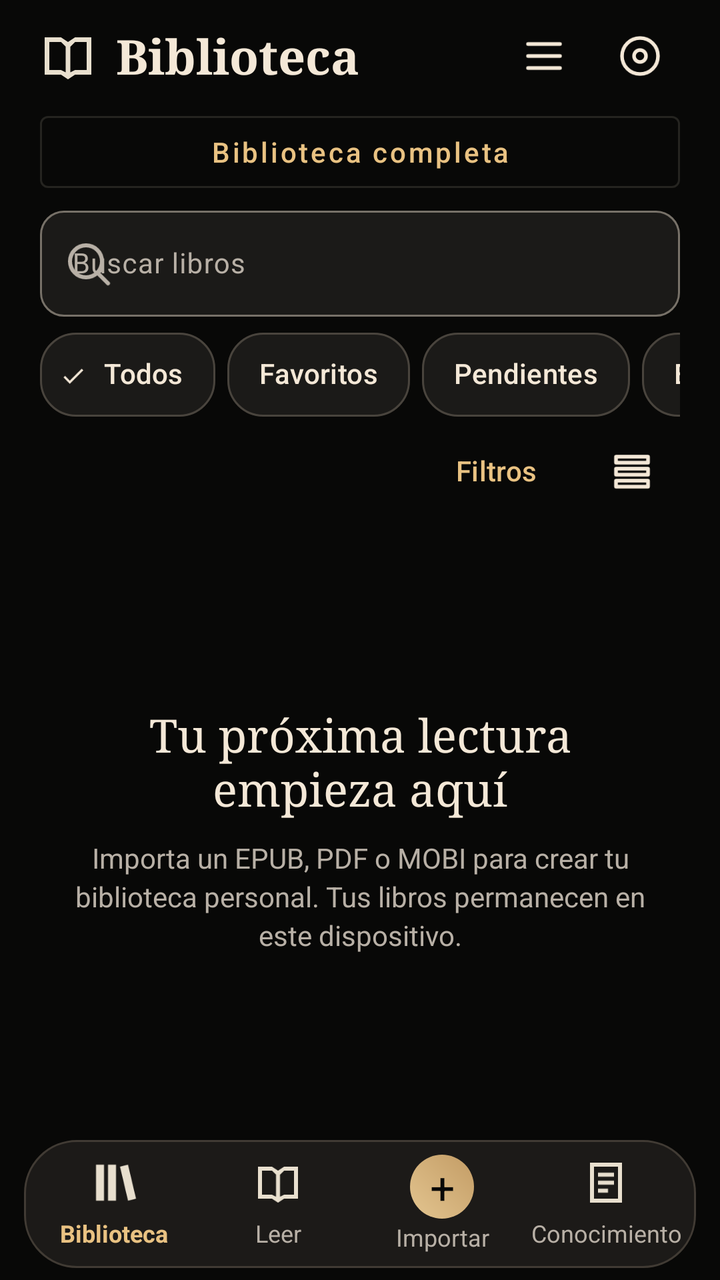
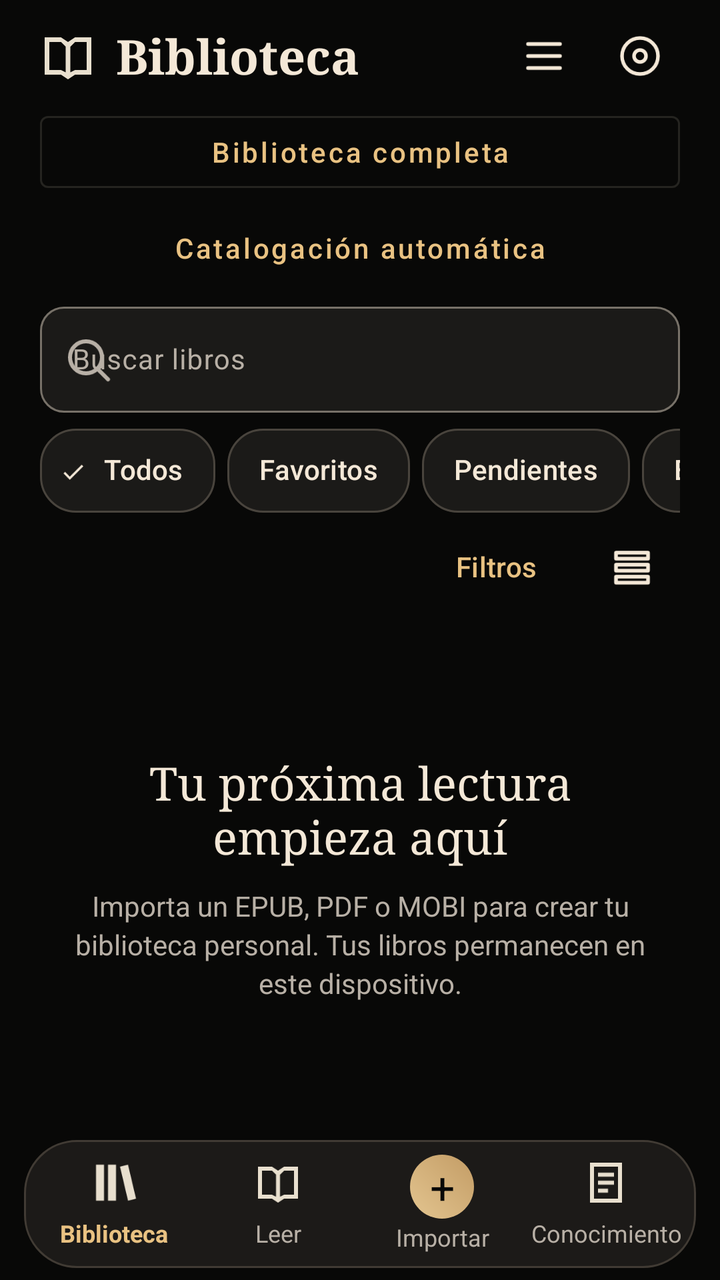

Compare the two renders of this Android layout. The source of the first and the diff that turns it into the second are given below.
<!-- AndroidManifest.xml: application theme Theme.BibliotecaIA -->
<!-- res/layout/activity_main.xml -->
<?xml version="1.0" encoding="utf-8"?>
<LinearLayout xmlns:android="http://schemas.android.com/apk/res/android"
    xmlns:app="http://schemas.android.com/apk/res-auto"
    android:layout_width="match_parent" android:layout_height="match_parent"
    android:background="@color/bia_background" android:orientation="vertical"
    android:paddingTop="4dp">

    
    <LinearLayout android:id="@+id/bookSelectionBar" android:layout_width="match_parent"
        android:layout_height="wrap_content" android:minHeight="48dp" android:orientation="horizontal"
        android:gravity="center_vertical" android:paddingStart="8dp" android:paddingEnd="12dp"
        android:visibility="gone">
        <com.google.android.material.button.MaterialButton android:id="@+id/btnClearBookSelection"
            style="@style/Widget.Material3.Button.TextButton" android:layout_width="wrap_content"
            android:layout_height="wrap_content" android:minHeight="48dp" android:text="Cerrar"
            android:textAllCaps="false" android:contentDescription="Cerrar selección"/>
        <TextView android:id="@+id/txtSelectedBooks" android:layout_width="0dp"
            android:layout_height="wrap_content" android:layout_weight="1"
            android:textSize="16sp" android:textStyle="bold" android:textColor="@color/bia_text"
            android:accessibilityLiveRegion="polite" android:gravity="center_vertical"/>
        <com.google.android.material.button.MaterialButton android:id="@+id/btnSelectAllBooks"
            style="@style/Widget.Material3.Button.TextButton" android:layout_width="wrap_content"
            android:layout_height="wrap_content" android:minHeight="48dp" android:text="Todos"
            android:textAllCaps="false" android:contentDescription="Seleccionar todos los resultados"/>
    </LinearLayout>

    
    <LinearLayout android:id="@+id/libraryNormalHeader" android:layout_width="match_parent" android:layout_height="48dp"
        android:paddingStart="20dp" android:paddingEnd="16dp"
        android:gravity="center_vertical" android:orientation="horizontal">
        <ImageView android:layout_width="28dp" android:layout_height="28dp"
            android:src="@drawable/ic_read" android:contentDescription="@null"/>
        
        <TextView android:id="@+id/txtTitle"
            android:layout_width="0dp" android:layout_height="wrap_content"
            android:layout_weight="1" android:layout_marginStart="10dp"
            android:text="@string/library_title" android:fontFamily="serif"
            android:textStyle="bold" android:textSize="24sp" android:textColor="@color/bia_text"
            android:maxLines="1" android:ellipsize="end"
            android:accessibilityHeading="true"/>
        <ImageButton android:id="@+id/btnOrganize" android:layout_width="48dp"
            android:layout_height="48dp" android:padding="12dp"
            android:src="@drawable/ic_ux_organize" android:scaleType="fitCenter"
            android:background="?attr/selectableItemBackgroundBorderless"
            android:contentDescription="@string/bia_ux_organize_a11y"/>
        <ImageButton android:id="@+id/btnSettings" android:layout_width="48dp"
            android:layout_height="48dp" android:padding="12dp"
            android:src="@drawable/ic_ux_settings" android:scaleType="fitCenter"
            android:background="?attr/selectableItemBackgroundBorderless"
            android:contentDescription="@string/action_settings"/>
    </LinearLayout>

    <LinearLayout android:layout_width="match_parent" android:layout_height="wrap_content"
        android:orientation="vertical" android:paddingStart="20dp" android:paddingEnd="20dp">
        <LinearLayout android:id="@+id/libraryQuickActions" android:layout_width="match_parent"
            android:layout_height="wrap_content" android:orientation="vertical">
        
        <com.google.android.material.card.MaterialCardView
            android:id="@+id/recentBookCard"
            android:layout_width="match_parent"
            android:layout_height="wrap_content"
            android:minHeight="56dp"
            android:layout_marginTop="2dp"
            android:layout_marginBottom="7dp"
            android:visibility="gone"
            android:clickable="true"
            android:focusable="true"
            app:cardCornerRadius="13dp"
            app:cardElevation="0dp"
            app:cardBackgroundColor="@color/bia_surface"
            app:strokeColor="@color/bia_outline"
            app:strokeWidth="1dp">
            <LinearLayout
                android:layout_width="match_parent"
                android:layout_height="wrap_content"
                android:orientation="horizontal"
                android:gravity="center_vertical"
                android:paddingStart="9dp"
                android:paddingEnd="6dp"
                android:paddingTop="6dp"
                android:paddingBottom="6dp"
                android:importantForAccessibility="noHideDescendants">
                <FrameLayout
                    android:id="@+id/recentCoverThumb"
                    android:layout_width="32dp"
                    android:layout_height="44dp"
                    android:background="@drawable/bg_premium_cover">
                    <TextView
                        android:id="@+id/txtRecentCoverFallback"
                        android:layout_width="match_parent"
                        android:layout_height="match_parent"
                        android:gravity="center"
                        android:padding="3dp"
                        android:maxLines="3"
                        android:ellipsize="end"
                        android:fontFamily="serif"
                        android:textColor="@color/bia_text"
                        android:textSize="8sp"/>
                    <ImageView
                        android:id="@+id/imgRecentCover"
                        android:layout_width="match_parent"
                        android:layout_height="match_parent"
                        android:scaleType="fitCenter"
                        android:contentDescription="@null"/>
                </FrameLayout>
                <LinearLayout
                    android:layout_width="0dp"
                    android:layout_height="wrap_content"
                    android:layout_weight="1"
                    android:layout_marginStart="11dp"
                    android:orientation="vertical">
                    <TextView
                        android:layout_width="match_parent"
                        android:layout_height="wrap_content"
                        android:text="@string/bia_ux_continue"
                        android:textColor="@color/bia_accent"
                        android:textSize="9sp"
                        android:letterSpacing="0.08"/>
                    <TextView
                        android:id="@+id/txtRecentBook"
                        android:layout_width="match_parent"
                        android:layout_height="wrap_content"
                        android:layout_marginTop="2dp"
                        android:maxLines="1"
                        android:ellipsize="end"
                        android:textSize="14sp"
                        android:textStyle="bold"
                        android:textColor="@color/bia_text"/>
                    <TextView
                        android:id="@+id/txtRecentProgress"
                        android:layout_width="match_parent"
                        android:layout_height="wrap_content"
                        android:layout_marginTop="2dp"
                        android:textSize="10sp"
                        android:textColor="@color/bia_text_secondary"/>
                    <com.google.android.material.progressindicator.LinearProgressIndicator
                        android:id="@+id/recentProgress"
                        android:layout_width="match_parent"
                        android:layout_height="wrap_content"
                        android:layout_marginTop="3dp"
                        android:max="100"
                        app:trackThickness="2dp"
                        app:indicatorColor="@color/bia_accent"
                        app:trackColor="@color/bia_outline"/>
                </LinearLayout>
                <TextView
                    android:layout_width="44dp"
                    android:layout_height="48dp"
                    android:layout_marginStart="4dp"
                    android:gravity="center"
                    android:text="›"
                    android:textSize="27sp"
                    android:textColor="@color/bia_accent"
                    android:importantForAccessibility="no"/>
            </LinearLayout>
        </com.google.android.material.card.MaterialCardView>

        <com.google.android.material.button.MaterialButton
            android:id="@+id/btnStorageSetup"
            style="@style/Widget.MaterialComponents.Button.TextButton"
            android:layout_width="match_parent" android:layout_height="wrap_content"
            android:text="Configurar copia y sincronización" android:textAllCaps="false"
            android:visibility="gone" />

        <com.google.android.material.button.MaterialButton
            android:id="@+id/btnCentralLibrary"
            style="@style/Widget.MaterialComponents.Button.OutlinedButton"
            android:layout_width="match_parent"
            android:layout_height="wrap_content"
            android:text="@string/central_complete"
            android:textAllCaps="false" />

        <com.google.android.material.button.MaterialButton
            android:id="@+id/btnMissingOriginals"
            style="@style/Widget.MaterialComponents.Button.TextButton"
            android:layout_width="match_parent"
            android:layout_height="wrap_content"
            android:text="@string/central_missing_title"
            android:textAllCaps="false"
            android:visibility="gone" />

        </LinearLayout>

        <com.google.android.material.textfield.TextInputLayout
            style="@style/Widget.Material3.TextInputLayout.OutlinedBox"
            android:layout_width="match_parent" android:layout_height="wrap_content"
            android:hint="@string/bia_ux_search_hint"
            app:boxBackgroundColor="@color/bia_surface" app:boxStrokeColor="@color/bia_field_stroke"
            app:boxCornerRadiusTopStart="@dimen/bia_radius_field" app:boxCornerRadiusTopEnd="@dimen/bia_radius_field"
            app:boxCornerRadiusBottomStart="@dimen/bia_radius_field" app:boxCornerRadiusBottomEnd="@dimen/bia_radius_field"
            app:startIconDrawable="@drawable/ic_premium_search" app:endIconMode="clear_text">
            <com.google.android.material.textfield.TextInputEditText
                android:id="@+id/txtSearch" android:layout_width="match_parent"
                android:layout_height="wrap_content" android:inputType="text"
                android:imeOptions="actionSearch" android:singleLine="true"
                android:textSize="14sp" android:minHeight="48dp"/>
        </com.google.android.material.textfield.TextInputLayout>

        <HorizontalScrollView android:id="@+id/searchSuggestions"
            android:layout_width="match_parent" android:layout_height="wrap_content"
            android:visibility="gone" android:scrollbars="none">
            <LinearLayout android:id="@+id/searchSuggestionItems"
                android:layout_width="wrap_content" android:layout_height="wrap_content"
                android:orientation="horizontal"/>
        </HorizontalScrollView>

        <HorizontalScrollView android:id="@+id/scrollShelves"
            android:layout_width="match_parent" android:layout_height="wrap_content"
            android:layout_marginTop="5dp" android:scrollbars="none">
            <com.google.android.material.chip.ChipGroup android:id="@+id/chipShelves"
                android:layout_width="wrap_content" android:layout_height="wrap_content"
                app:singleSelection="true" app:selectionRequired="true" app:singleLine="true"
                app:chipSpacingHorizontal="6dp">
                <com.google.android.material.chip.Chip android:id="@+id/chipAll" style="@style/Widget.BibliotecaIA.Filter"
                    android:layout_width="wrap_content" android:layout_height="wrap_content"
                    android:text="@string/shelf_all" android:checked="true"/>
                <com.google.android.material.chip.Chip android:id="@+id/chipFavorites" style="@style/Widget.BibliotecaIA.Filter"
                    android:layout_width="wrap_content" android:layout_height="wrap_content" android:text="@string/shelf_favorites"/>
                <com.google.android.material.chip.Chip android:id="@+id/chipPending" style="@style/Widget.BibliotecaIA.Filter"
                    android:layout_width="wrap_content" android:layout_height="wrap_content" android:text="@string/shelf_pending"/>
                <com.google.android.material.chip.Chip android:id="@+id/chipReading" style="@style/Widget.BibliotecaIA.Filter"
                    android:layout_width="wrap_content" android:layout_height="wrap_content" android:text="@string/shelf_reading"/>
                <com.google.android.material.chip.Chip android:id="@+id/chipFinished" style="@style/Widget.BibliotecaIA.Filter"
                    android:layout_width="wrap_content" android:layout_height="wrap_content" android:text="@string/shelf_finished"/>
                <com.google.android.material.chip.Chip android:id="@+id/chipAbandoned" style="@style/Widget.BibliotecaIA.Filter"
                    android:layout_width="wrap_content" android:layout_height="wrap_content" android:text="@string/shelf_abandoned"/>
            </com.google.android.material.chip.ChipGroup>
        </HorizontalScrollView>

        <LinearLayout android:layout_width="match_parent" android:layout_height="48dp"
            android:gravity="center_vertical" android:orientation="horizontal">
            <TextView android:id="@+id/txtBookCount" android:layout_width="0dp"
                android:layout_height="wrap_content" android:layout_weight="1"
                android:textSize="13sp" android:textColor="@color/bia_accent"
                android:accessibilityLiveRegion="polite"/>
            <com.google.android.material.button.MaterialButton android:id="@+id/btnSearchFilters"
                style="@style/Widget.Material3.Button.TextButton"
                android:layout_width="wrap_content" android:layout_height="wrap_content"
                android:minHeight="48dp" android:text="Filtros" android:textAllCaps="false"
                android:contentDescription="Filtros y ordenación de libros"/>
            <ImageButton android:id="@+id/btnViewMode" android:layout_width="48dp"
                android:layout_height="48dp" android:background="?attr/selectableItemBackgroundBorderless"
                android:src="@drawable/ic_ux_list" android:padding="12dp" android:scaleType="fitCenter"
                android:contentDescription="@string/action_list"/>
        </LinearLayout>
    </LinearLayout>

    <LinearLayout android:id="@+id/bookBatchProgress" android:layout_width="match_parent"
        android:layout_height="wrap_content" android:orientation="horizontal"
        android:paddingStart="16dp" android:paddingEnd="16dp" android:gravity="center_vertical"
        android:visibility="gone">
        <TextView android:id="@+id/txtBookBatchProgress" android:layout_width="0dp"
            android:layout_height="wrap_content" android:layout_weight="1"
            android:textColor="@color/bia_text" android:accessibilityLiveRegion="polite"/>
        <com.google.android.material.button.MaterialButton android:id="@+id/btnCancelBookBatch"
            style="@style/Widget.Material3.Button.TextButton" android:layout_width="wrap_content"
            android:layout_height="wrap_content" android:text="Detener"/>
    </LinearLayout>

    <FrameLayout android:layout_width="match_parent" android:layout_height="0dp"
        android:layout_weight="1" android:paddingStart="16dp" android:paddingEnd="16dp">
        <ScrollView android:id="@+id/txtEmpty" android:layout_width="match_parent"
            android:layout_height="match_parent" android:fillViewport="true"
            android:scrollbars="none">
            <LinearLayout android:layout_width="match_parent" android:layout_height="match_parent"
                android:orientation="vertical" android:gravity="center" android:padding="16dp">
                <TextView android:id="@+id/txtEmptyHeading" android:layout_width="match_parent"
                    android:layout_height="wrap_content" android:text="@string/bia_empty"
                    android:textSize="23sp" android:fontFamily="serif"
                    android:textColor="@color/bia_text" android:gravity="center"
                    android:accessibilityHeading="true"/>
                <TextView android:id="@+id/txtEmptyDetail" android:layout_width="match_parent"
                    android:layout_height="wrap_content" android:layout_marginTop="10dp"
                    android:text="@string/bia_empty_detail" android:textSize="14sp"
                    android:lineSpacingExtra="3dp" android:textColor="@color/bia_text_secondary"
                    android:gravity="center"/>
                <com.google.android.material.button.MaterialButton
                    android:id="@+id/btnClearFilters" style="@style/Widget.Material3.Button.TextButton"
                    android:layout_width="wrap_content" android:layout_height="wrap_content"
                    android:layout_marginTop="12dp" android:minHeight="48dp"
                    android:text="@string/bia_ux_clear_filters" android:visibility="gone"/>
            </LinearLayout>
        </ScrollView>
        <androidx.recyclerview.widget.RecyclerView android:id="@+id/recyclerBooks"
            android:layout_width="match_parent" android:layout_height="match_parent"
            android:visibility="gone" android:clipToPadding="false" android:paddingBottom="8dp"/>
    </FrameLayout>

    <com.google.android.material.progressindicator.LinearProgressIndicator
        android:id="@+id/importProgress" android:layout_width="match_parent"
        android:layout_height="wrap_content" android:indeterminate="true"
        android:visibility="gone" app:indicatorColor="@color/bia_accent"/>

    
    <LinearLayout android:id="@+id/bookBatchActions" android:layout_width="match_parent"
        android:layout_height="wrap_content" android:minHeight="56dp" android:orientation="horizontal"
        android:layout_marginStart="12dp" android:layout_marginEnd="12dp" android:layout_marginBottom="6dp"
        android:paddingStart="4dp" android:paddingEnd="4dp" android:gravity="center_vertical"
        android:background="@drawable/bg_premium_nav" android:visibility="gone">
        <com.google.android.material.button.MaterialButton android:id="@+id/btnBatchPrimary"
            style="@style/Widget.Material3.Button.TextButton" android:layout_width="0dp"
            android:layout_height="wrap_content" android:minHeight="48dp" android:layout_weight="1"
            android:textAllCaps="false"/>
        <com.google.android.material.button.MaterialButton android:id="@+id/btnBatchSecondary"
            style="@style/Widget.Material3.Button.TextButton" android:layout_width="0dp"
            android:layout_height="wrap_content" android:minHeight="48dp" android:layout_weight="1"
            android:textAllCaps="false" android:text="Retirar del dispositivo"/>
    </LinearLayout>

    
    <include layout="@layout/premium_bottom_navigation"/>
</LinearLayout>
<!-- res/layout/premium_bottom_navigation.xml (included above) -->
<LinearLayout xmlns:android="http://schemas.android.com/apk/res/android" android:id="@+id/mainNavigation" android:layout_width="match_parent"
        android:layout_height="wrap_content" android:minHeight="@dimen/bia_nav_min_height"
        android:layout_marginStart="12dp" android:layout_marginEnd="12dp" android:layout_marginBottom="6dp"
        android:background="@drawable/bg_premium_nav" android:gravity="center"
        android:orientation="horizontal" android:paddingStart="4dp" android:paddingEnd="4dp"
        android:paddingTop="4dp" android:paddingBottom="4dp">
        <LinearLayout android:id="@+id/navLibrary" style="@style/Widget.BibliotecaIA.NavItem"
            android:contentDescription="@string/nav_library">
            <ImageView android:layout_width="24dp" android:layout_height="24dp"
                android:src="@drawable/ic_library" android:contentDescription="@null"/>
            <TextView android:layout_width="match_parent" android:layout_height="wrap_content"
                android:gravity="center" android:layout_marginTop="5dp" android:text="@string/nav_library"
                android:textAppearance="@style/TextAppearance.BibliotecaIA.NavLabel"
                android:textStyle="bold" android:maxLines="2" android:ellipsize="end"
                android:textColor="@color/bia_accent"/>
        </LinearLayout>
        <LinearLayout android:id="@+id/navRead" style="@style/Widget.BibliotecaIA.NavItem"
            android:contentDescription="@string/nav_read">
            <ImageView android:layout_width="24dp" android:layout_height="24dp"
                android:src="@drawable/ic_read" android:contentDescription="@null"/>
            <TextView android:layout_width="match_parent" android:layout_height="wrap_content"
                android:gravity="center" android:layout_marginTop="5dp" android:text="@string/nav_read"
                android:textAppearance="@style/TextAppearance.BibliotecaIA.NavLabel"
                android:maxLines="2" android:ellipsize="end"
                android:textColor="@color/bia_text_secondary"/>
        </LinearLayout>
        <LinearLayout android:id="@+id/btnImport" style="@style/Widget.BibliotecaIA.NavItem"
            android:contentDescription="@string/action_import">
            <TextView android:id="@+id/txtImportIcon"
                android:layout_width="32dp" android:layout_height="32dp"
                android:background="@drawable/bg_premium_import" android:gravity="center"
                android:text="+" android:textSize="22sp" android:textColor="@color/bia_background"
                android:importantForAccessibility="no"/>
            <TextView android:id="@+id/txtImportLabel"
                android:layout_width="match_parent" android:layout_height="wrap_content"
                android:gravity="center" android:layout_marginTop="1dp" android:text="@string/premium_import"
                android:textAppearance="@style/TextAppearance.BibliotecaIA.NavLabel"
                android:maxLines="2" android:ellipsize="end"
                android:textColor="@color/bia_text_secondary"
                android:importantForAccessibility="no"/>
        </LinearLayout>
        <LinearLayout android:id="@+id/navKnowledge" style="@style/Widget.BibliotecaIA.NavItem"
            android:contentDescription="@string/nav_knowledge">
            <ImageView android:layout_width="24dp" android:layout_height="24dp"
                android:src="@drawable/ic_note" android:contentDescription="@null"/>
            <TextView android:layout_width="match_parent" android:layout_height="wrap_content"
                android:gravity="center" android:layout_marginTop="5dp" android:text="@string/nav_knowledge"
                android:textAppearance="@style/TextAppearance.BibliotecaIA.NavLabel"
                android:maxLines="2" android:ellipsize="end"
                android:textColor="@color/bia_text_secondary"/>
        </LinearLayout>
    </LinearLayout>
<!-- resources referenced by this layout -->
<resources>
  <color name="bia_accent">#E9C282</color>
  <color name="bia_background">#080807</color>
  <color name="bia_outline">#49443D</color>
  <color name="bia_surface">#1B1A18</color>
  <color name="bia_text">#F4E8D7</color>
  <color name="bia_text_secondary">#B8B0A6</color>
  <dimen name="bia_nav_min_height">64dp</dimen>
  <dimen name="bia_radius_field">12dp</dimen>
  <!-- drawable bg_premium_cover (drawable) -->
  <?xml version="1.0" encoding="utf-8"?>
  <shape xmlns:android="http://schemas.android.com/apk/res/android" android:shape="rectangle">
      <gradient android:angle="270" android:startColor="#242321" android:endColor="#35302A"/>
      <corners android:radius="7dp"/>
  </shape>
  <!-- drawable bg_premium_nav (drawable) -->
  <?xml version="1.0" encoding="utf-8"?>
  <shape xmlns:android="http://schemas.android.com/apk/res/android" android:shape="rectangle">
      <solid android:color="#1C1A18"/>
      <stroke android:width="1dp" android:color="#413B34"/>
      <corners android:radius="26dp"/>
  </shape>
  <!-- drawable ic_library (drawable) -->
  <vector xmlns:android="http://schemas.android.com/apk/res/android" android:width="24dp" android:height="24dp" android:viewportWidth="24" android:viewportHeight="24"><path android:fillColor="#E8DFCE" android:pathData="M3,3h4v18H3zM9,3h4v18H9zM15,4l4,-1 4,17 -4,1z" /></vector>
  <string name="action_import">Importar libro</string>
  <string name="action_list">Lista</string>
  <string name="action_settings">Ajustes</string>
  <string name="bia_empty">Tu próxima lectura empieza aquí</string>
  <string name="bia_empty_detail">Importa un EPUB, PDF o MOBI para crear tu biblioteca personal. Tus libros permanecen en este dispositivo.</string>
  <string name="bia_ux_clear_filters">Limpiar filtros</string>
  <string name="bia_ux_continue">CONTINUAR LEYENDO</string>
  <string name="bia_ux_organize_a11y">Organizar biblioteca</string>
  <string name="bia_ux_search_hint">Buscar libros</string>
  <string name="central_complete">Biblioteca completa</string>
  <string name="central_missing_title">Recuperar archivos ausentes</string>
  <string name="library_title">Biblioteca</string>
  <string name="nav_knowledge">Conocimiento</string>
  <string name="nav_library">Biblioteca</string>
  <string name="nav_read">Leer</string>
  <string name="premium_import">Importar</string>
  <string name="shelf_abandoned">Abandonados</string>
  <string name="shelf_all">Todos</string>
  <string name="shelf_favorites">Favoritos</string>
  <string name="shelf_finished">Terminados</string>
  <string name="shelf_pending">Pendientes</string>
  <string name="shelf_reading">En lectura</string>
  <style name="TextAppearance.BibliotecaIA.NavLabel">
          <item name="android:textSize">12sp</item>
          <item name="android:lineSpacingExtra">4sp</item>
      </style>
  <color name="bia_surface_high">#28241F</color>
  <color name="bia_error">#F2A39B</color>
  <dimen name="bia_touch_min">48dp</dimen>
  <dimen name="bia_space_md">12dp</dimen>
  <dimen name="bia_space_sm">8dp</dimen>
  <dimen name="bia_radius_button">10dp</dimen>
  <style name="TextAppearance.BibliotecaIA.Action">
          <item name="android:fontFamily">sans-serif-medium</item>
          <item name="android:textSize">14sp</item>
          <item name="android:lineSpacingExtra">6sp</item>
      </style>
  <style name="ShapeAppearance.Bia.Dialog" parent="ShapeAppearance.MaterialComponents.SmallComponent">
          <item name="cornerFamily">rounded</item>
          <item name="cornerSize">@dimen/bia_radius_panel</item>
      </style>
  <style name="TextAppearance.BibliotecaIA.DialogTitle" parent="MaterialAlertDialog.Material3.Title.Text">
          <item name="android:textSize">20sp</item>
          <item name="android:textStyle">bold</item>
          <item name="android:lineSpacingExtra">6sp</item>
      </style>
  <color name="bia_outline_interactive">#777168</color>
  <dimen name="bia_radius_panel">12dp</dimen>
  <!-- unchanged entries left out for length: 14 -->
</resources>

<!-- the commit's change to res/layout/activity_main.xml (unified diff, before → after) -->
@@ -179,6 +179,14 @@
             android:textAllCaps="false"
             android:visibility="gone" />
 
+        <com.google.android.material.button.MaterialButton
+            android:id="@+id/btnAutoCatalog"
+            style="@style/Widget.MaterialComponents.Button.TextButton"
+            android:layout_width="match_parent"
+            android:layout_height="wrap_content"
+            android:text="@string/catalog_auto_action"
+            android:textAllCaps="false" />
+
         </LinearLayout>
 
         <com.google.android.material.textfield.TextInputLayout
@@ -253,6 +261,18 @@
             android:layout_height="wrap_content" android:layout_weight="1"
             android:textColor="@color/bia_text" android:accessibilityLiveRegion="polite"/>
         <com.google.android.material.button.MaterialButton android:id="@+id/btnCancelBookBatch"
+            style="@style/Widget.Material3.Button.TextButton" android:layout_width="wrap_content"
+            android:layout_height="wrap_content" android:text="Detener"/>
+    </LinearLayout>
+
+    <LinearLayout android:id="@+id/autoCatalogProgress" android:layout_width="match_parent"
+        android:layout_height="wrap_content" android:orientation="horizontal"
+        android:paddingStart="16dp" android:paddingEnd="16dp" android:gravity="center_vertical"
+        android:visibility="gone">
+        <TextView android:id="@+id/txtAutoCatalogProgress" android:layout_width="0dp"
+            android:layout_height="wrap_content" android:layout_weight="1"
+            android:textColor="@color/bia_text" android:accessibilityLiveRegion="polite"/>
+        <com.google.android.material.button.MaterialButton android:id="@+id/btnCancelAutoCatalog"
             style="@style/Widget.Material3.Button.TextButton" android:layout_width="wrap_content"
             android:layout_height="wrap_content" android:text="Detener"/>
     </LinearLayout>
@@ -305,6 +325,10 @@
             style="@style/Widget.Material3.Button.TextButton" android:layout_width="0dp"
             android:layout_height="wrap_content" android:minHeight="48dp" android:layout_weight="1"
             android:textAllCaps="false" android:text="Retirar del dispositivo"/>
+        <com.google.android.material.button.MaterialButton android:id="@+id/btnBatchCatalog"
+            style="@style/Widget.Material3.Button.TextButton" android:layout_width="0dp"
+            android:layout_height="wrap_content" android:minHeight="48dp" android:layout_weight="1"
+            android:textAllCaps="false" android:text="@string/catalog_auto_action"/>
     </LinearLayout>
 
     
<!-- resource entries referenced after the edit -->
@@ -32,6 +32,7 @@
   <string name="bia_ux_continue">CONTINUAR LEYENDO</string>
   <string name="bia_ux_organize_a11y">Organizar biblioteca</string>
   <string name="bia_ux_search_hint">Buscar libros</string>
+  <string name="catalog_auto_action">Catalogación automática</string>
   <string name="central_complete">Biblioteca completa</string>
   <string name="central_missing_title">Recuperar archivos ausentes</string>
   <string name="library_title">Biblioteca</string>
